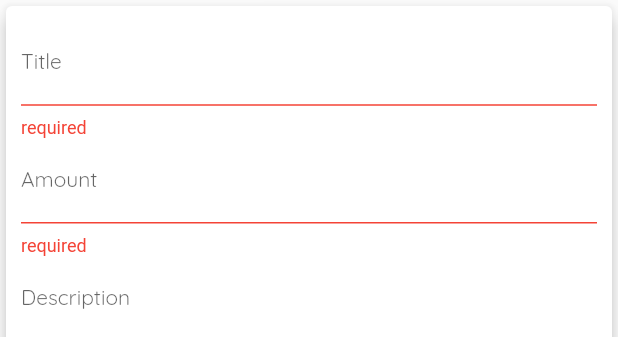
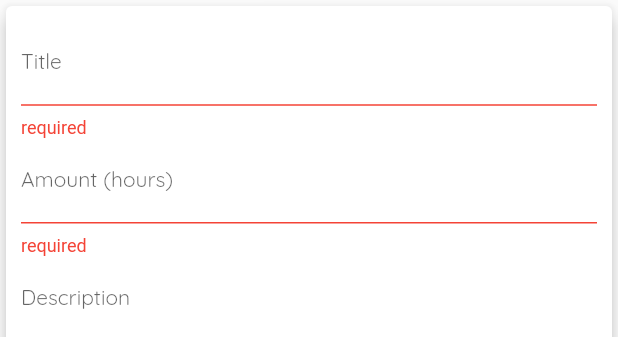
Before and after one commit to snarksliveshere/temp_time_tracker, a Flutter app: the NewTask widget shown alone on an empty page, opened directly with empty values, on a phone screen of 412 x 824 dp. Shown: the top 337 px of the screen. Run offline on Flutter 3.47's test engine with Material 2 defaults, Android fonts, the phone set to English and light mode, and no system bars; missing offline and left inert: flutter_material_color_picker; statements that could not run were skipped.

Commit message:
adaptive_fixes: fix hours

```diff
--- a/lib/main.dart
+++ b/lib/main.dart
@@ -29,6 +29,7 @@ class MyApp extends StatelessWidget {
   Widget build(BuildContext context) {
     return MaterialApp(
       title: 'Temp Time Tracker',
+      debugShowCheckedModeBanner: false,
       theme: ThemeData(
           primarySwatch: Colors.blue,
           accentColor: Colors.deepOrange,
--- a/lib/widgets/chart_bar.dart
+++ b/lib/widgets/chart_bar.dart
@@ -22,7 +22,10 @@ class ChartBar extends StatelessWidget {
           Container(
             height: constraint.maxHeight * 0.15,
             child: FittedBox(
-              child: Text('${spendingAmount.toStringAsFixed(0)}H'),
+              child: Text(spendingAmount == 0
+                  ? '0'
+                  : '${spendingAmount.toStringAsFixed(2)}'
+              ),
             ),
           ),
           SizedBox(
--- a/lib/widgets/new_task.dart
+++ b/lib/widgets/new_task.dart
@@ -114,7 +114,7 @@ class _NewTaskState extends State<NewTask> {
       ),
       TextField(
         decoration: InputDecoration(
-          labelText: 'Amount',
+          labelText: 'Amount (hours)',
           errorText: _amountController.text.isEmpty ? 'required' : null,
         ),
         controller: _amountController,
```
